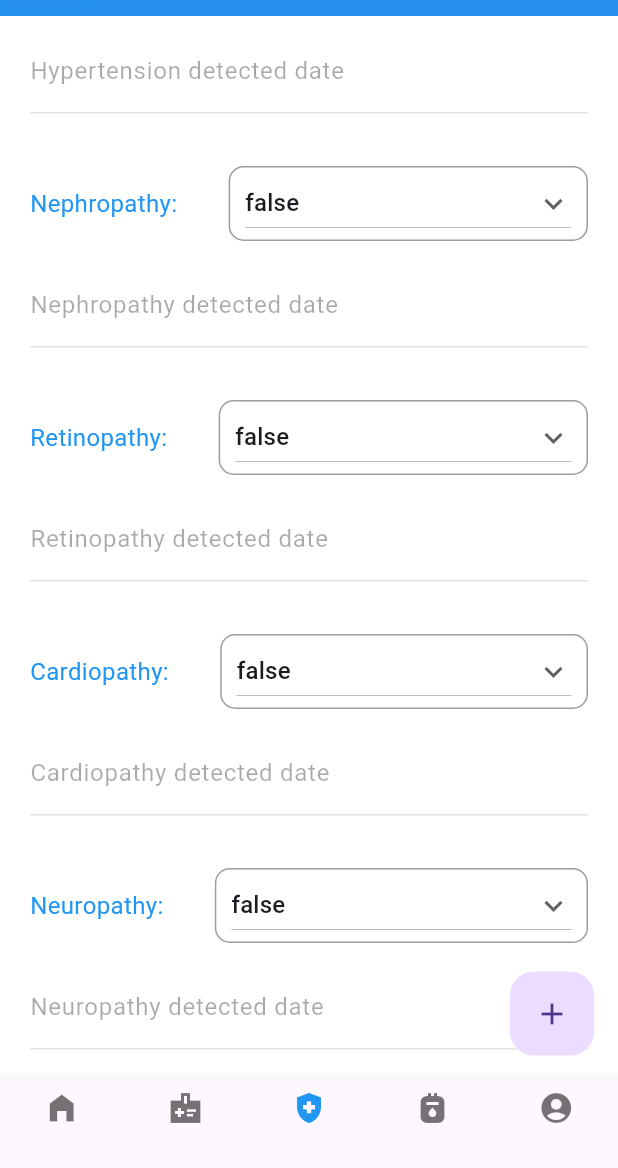
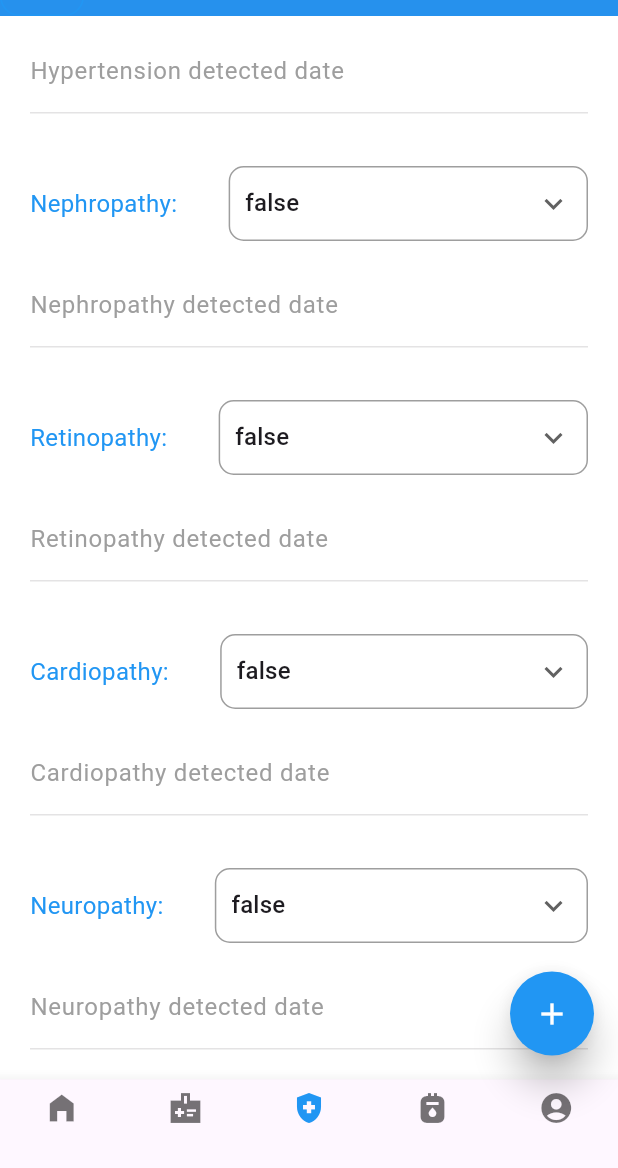
Before and after one commit to gulzarNabeel/gulzarNabeel, a Flutter app: the TabBarVC screen opened directly with empty values, item 3 of the bottom bar chosen, scrolled down 227 dp, on a phone screen of 412 x 824 dp, the part 68-1236 px from its top. Run offline on Flutter 3.47's test engine with Material 3 defaults, Android fonts, the phone set to English and light mode, and no system bars; our stand-ins replace cloud_firestore, firebase_auth, firebase_core, firebase_remote_config, firebase_storage, image_cropper and 3 more; missing offline and left inert: country_calling_code_picker, dart:ffi; accounts and stored records are empty; statements that could not run were skipped.

Commit message:
no message

```diff
--- a/lib/Screens/Authentication/LoginVC.dart
+++ b/lib/Screens/Authentication/LoginVC.dart
@@ -93,7 +93,7 @@ class _LoginPageState extends State<LoginVC> {
               width: 250,
               decoration: BoxDecoration(
                   color: Colors.blue, borderRadius: BorderRadius.circular(20)),
-                  child: ElevatedButton(
+                  child: TextButton(
                     onPressed: () {
                       sendOTP(context,_selectedCountry?.callingCode ?? "", textFieldPhone.textFieldIn.controller?.text ?? "");
                     },
--- a/lib/Screens/Profile/ProfileVC.dart
+++ b/lib/Screens/Profile/ProfileVC.dart
@@ -274,7 +274,7 @@ class _ProfilePageState extends State<ProfileVC> {
                             child: Padding(
                               padding:
                                   const EdgeInsets.only(left: 10, right: 10),
-                              child: DropdownButton(
+                              child: DropdownButtonHideUnderline(child: DropdownButton(
                                 value: CurrentUserGender.toString(),
                                 icon: const Icon(Icons.keyboard_arrow_down),
                                 isExpanded: true,
@@ -293,7 +293,7 @@ class _ProfilePageState extends State<ProfileVC> {
                                     initState();
                                   });
                                 },
-                              ),
+                              )),
                             )))
                   ]),
                 )),
@@ -303,7 +303,7 @@ class _ProfilePageState extends State<ProfileVC> {
               width: 250,
               decoration: BoxDecoration(
                   color: Colors.blue, borderRadius: BorderRadius.circular(20)),
-              child: ElevatedButton(
+              child: TextButton(
                 onPressed: () {
                   updateProfile();
                 },
--- a/lib/Screens/TabBar/HealthProfileVC.dart
+++ b/lib/Screens/TabBar/HealthProfileVC.dart
@@ -61,7 +61,7 @@ class _HealthProfileVCState extends State<HealthProfileVC> {
                             child: Padding(
                               padding:
                               const EdgeInsets.only(left: 10, right: 10),
-                              child: DropdownButton(
+                              child: DropdownButtonHideUnderline(child: DropdownButton(
                                 value: Utility().getUserHealthData().type.name,
                                 icon: const Icon(Icons.keyboard_arrow_down),
                                 isExpanded: true,
@@ -88,7 +88,7 @@ class _HealthProfileVCState extends State<HealthProfileVC> {
                                         });
                                       });
                                 },
-                              ),
+                              )),
                             )))
                   ]),
                 )),
@@ -102,7 +102,7 @@ class _HealthProfileVCState extends State<HealthProfileVC> {
                       controller: diabController,
                       readOnly: true,
                       enabled: Utility().getUserHealthData().type != DiabetesType.None ? true : false,
-                      decoration: InputDecoration(labelText: 'Diabetes detected date'),
+                      decoration: InputDecoration(labelText: 'Diabetes detected date',labelStyle: TextStyle(color: Utility().getUserHealthData().type != DiabetesType.None ? Colors.blue : Colors.grey)),
                       onTap: () async {
                         DateTime? pickedDate = await showDatePicker(
                             context: context,
@@ -149,7 +149,7 @@ class _HealthProfileVCState extends State<HealthProfileVC> {
                             child: Padding(
                               padding:
                               const EdgeInsets.only(left: 10, right: 10),
-                              child: DropdownButton(
+                              child: DropdownButtonHideUnderline(child: DropdownButton(
                                 value: Utility().getUserHealthData().hyperTension.toString(),
                                 icon: const Icon(Icons.keyboard_arrow_down),
                                 isExpanded: true,
@@ -176,7 +176,7 @@ class _HealthProfileVCState extends State<HealthProfileVC> {
                                         });
                                       });
                                 },
-                              ),
+                              )),
                             )))
                   ]),
                 )),
@@ -190,7 +190,7 @@ class _HealthProfileVCState extends State<HealthProfileVC> {
                       controller: bpController,
                       readOnly: true,
                       enabled: Utility().getUserHealthData().hyperTension,
-                      decoration: InputDecoration(labelText: 'Hypertension detected date'),
+                      decoration: InputDecoration(labelText: 'Hypertension detected date',labelStyle: TextStyle(color: Utility().getUserHealthData().hyperTension == true ? Colors.blue : Colors.grey)),
                       onTap: () async {
                         DateTime? pickedDate = await showDatePicker(
                             context: context,
@@ -237,7 +237,7 @@ class _HealthProfileVCState extends State<HealthProfileVC> {
                             child: Padding(
                               padding:
                               const EdgeInsets.only(left: 10, right: 10),
-                              child: DropdownButton(
+                              child: DropdownButtonHideUnderline(child: DropdownButton(
                                 value: Utility().getUserHealthData().nephroPathy.toString(),
                                 icon: const Icon(Icons.keyboard_arrow_down),
                                 isExpanded: true,
@@ -264,7 +264,7 @@ class _HealthProfileVCState extends State<HealthProfileVC> {
                                         });
                                       });
                                 },
-                              ),
+                              )),
                             )))
                   ]),
                 )),
@@ -278,7 +278,7 @@ class _HealthProfileVCState extends State<HealthProfileVC> {
                       controller: nephroController,
                       readOnly: true,
                       enabled: Utility().getUserHealthData().nephroPathy,
-                      decoration: InputDecoration(labelText: 'Nephropathy detected date'),
+                      decoration: InputDecoration(labelText: 'Nephropathy detected date',labelStyle: TextStyle(color: Utility().getUserHealthData().nephroPathy == true ? Colors.blue : Colors.grey)),
                       onTap: () async {
                         DateTime? pickedDate = await showDatePicker(
                             context: context,
@@ -325,7 +325,7 @@ class _HealthProfileVCState extends State<HealthProfileVC> {
                             child: Padding(
                               padding:
                               const EdgeInsets.only(left: 10, right: 10),
-                              child: DropdownButton(
+                              child: DropdownButtonHideUnderline(child: DropdownButton(
                                 value: Utility().getUserHealthData().retinopthy.toString(),
                                 icon: const Icon(Icons.keyboard_arrow_down),
                                 isExpanded: true,
@@ -352,7 +352,7 @@ class _HealthProfileVCState extends State<HealthProfileVC> {
                                         });
                                       });
                                 },
-                              ),
+                              )),
                             )))
                   ]),
                 )),
@@ -366,7 +366,7 @@ class _HealthProfileVCState extends State<HealthProfileVC> {
                       controller: retinoController,
                       readOnly: true,
                       enabled: Utility().getUserHealthData().retinopthy,
-                      decoration: InputDecoration(labelText: 'Retinopathy detected date'),
+                      decoration: InputDecoration(labelText: 'Retinopathy detected date',labelStyle: TextStyle(color: Utility().getUserHealthData().retinopthy == true ? Colors.blue : Colors.grey)),
                       onTap: () async {
                         DateTime? pickedDate = await showDatePicker(
                             context: context,
@@ -413,7 +413,7 @@ class _HealthProfileVCState extends State<HealthProfileVC> {
                             child: Padding(
                               padding:
                               const EdgeInsets.only(left: 10, right: 10),
-                              child: DropdownButton(
+                              child: DropdownButtonHideUnderline(child: DropdownButton(
                                 value: Utility().getUserHealthData().cardioPathy.toString(),
                                 icon: const Icon(Icons.keyboard_arrow_down),
                                 isExpanded: true,
@@ -440,7 +440,7 @@ class _HealthProfileVCState extends State<HealthProfileVC> {
                                         });
                                       });
                                 },
-                              ),
+                              )),
                             )))
                   ]),
                 )),
@@ -454,7 +454,7 @@ class _HealthProfileVCState extends State<HealthProfileVC> {
                       controller: cardioController,
                       readOnly: true,
                       enabled: Utility().getUserHealthData().cardioPathy,
-                      decoration: InputDecoration(labelText: 'Cardiopathy detected date'),
+                      decoration: InputDecoration(labelText: 'Cardiopathy detected date',labelStyle: TextStyle(color: Utility().getUserHealthData().cardioPathy == true ? Colors.blue : Colors.grey)),
                       onTap: () async {
                         DateTime? pickedDate = await showDatePicker(
                             context: context,
@@ -501,7 +501,7 @@ class _HealthProfileVCState extends State<HealthProfileVC> {
                             child: Padding(
                               padding:
                               const EdgeInsets.only(left: 10, right: 10),
-                              child: DropdownButton(
+                              child: DropdownButtonHideUnderline(child: DropdownButton(
                                 value: Utility().getUserHealthData().neuropathy.toString(),
                                 icon: const Icon(Icons.keyboard_arrow_down),
                                 isExpanded: true,
@@ -528,7 +528,7 @@ class _HealthProfileVCState extends State<HealthProfileVC> {
                                         });
                                       });
                                 },
-                              ),
+                              )),
                             )))
                   ]),
                 )),
@@ -542,7 +542,7 @@ class _HealthProfileVCState extends State<HealthProfileVC> {
                       controller: neuroController,
                       readOnly: true,
                       enabled: Utility().getUserHealthData().neuropathy,
-                      decoration: InputDecoration(labelText: 'Neuropathy detected date'),
+                      decoration: InputDecoration(labelText: 'Neuropathy detected date',labelStyle: TextStyle(color: Utility().getUserHealthData().neuropathy == true ? Colors.blue : Colors.grey)),
                       onTap: () async {
                         DateTime? pickedDate = await showDatePicker(
                             context: context,
--- a/lib/Screens/TabBar/TabBarVC.dart
+++ b/lib/Screens/TabBar/TabBarVC.dart
@@ -125,8 +125,10 @@ class _TabBarVCState extends State<TabBarVC>
           floatingActionButton: new FloatingActionButton(
             onPressed: (){},
             tooltip: 'Increment',
-            child: new Icon(Icons.add),
-            elevation: 0,
+            child: new Icon(Icons.add,color: Colors.white),
+            backgroundColor: Colors.blue,
+            elevation: 10,
+            shape: RoundedRectangleBorder(borderRadius: BorderRadius.circular(50)),
           ),
           floatingActionButtonLocation: FloatingActionButtonLocation.endFloat,
           bottomNavigationBar: BottomNavigationBar(
--- a/lib/Usables/CustomTextField.dart
+++ b/lib/Usables/CustomTextField.dart
@@ -35,13 +35,15 @@ class CustomTextField extends StatelessWidget {
       textCapitalization: textType == TextInputType.name ? TextCapitalization.words : TextCapitalization.none,
       keyboardType: textType,
       enabled: TFediitable,
+      cursorColor: Colors.blue,
       inputFormatters: (textType == TextInputType.phone) ? [
         FilteringTextInputFormatter.allow(RegExp("[0-9]")),
         LengthLimitingTextInputFormatter(10), // Limit to 10 digits
         _PhoneNumberFormatter(), // Custom formatter for phone numbers
       ] : [],
       decoration: InputDecoration(
-        labelText: titleText
+        labelText: titleText,
+        labelStyle: TextStyle(color: Colors.blue)
       ),
     );
     return Expanded(
```
